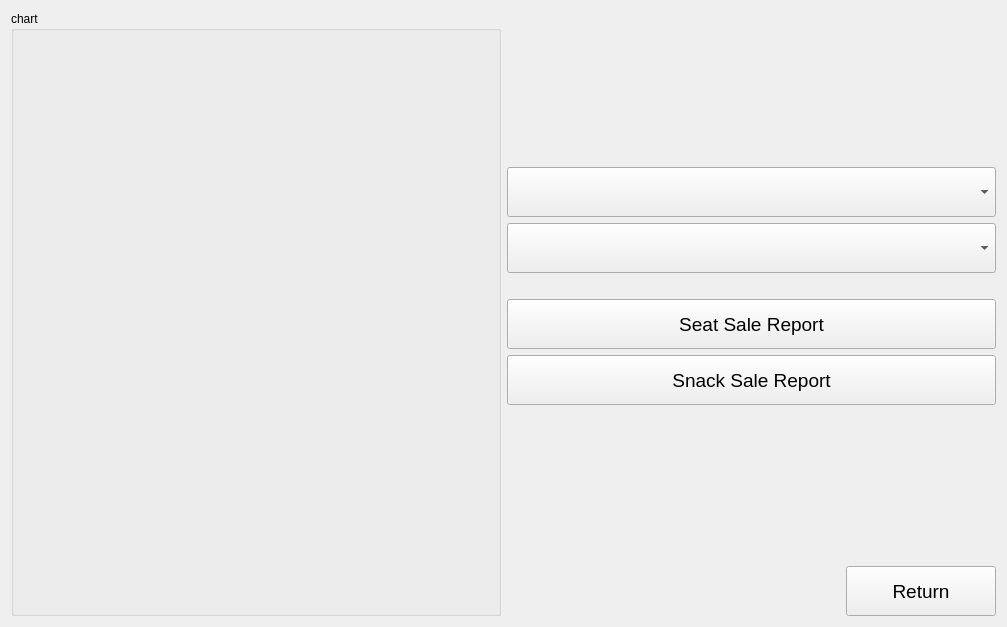
JustKoshi/QTCinemaProject, file ReportPage.ui: the form before one commit.
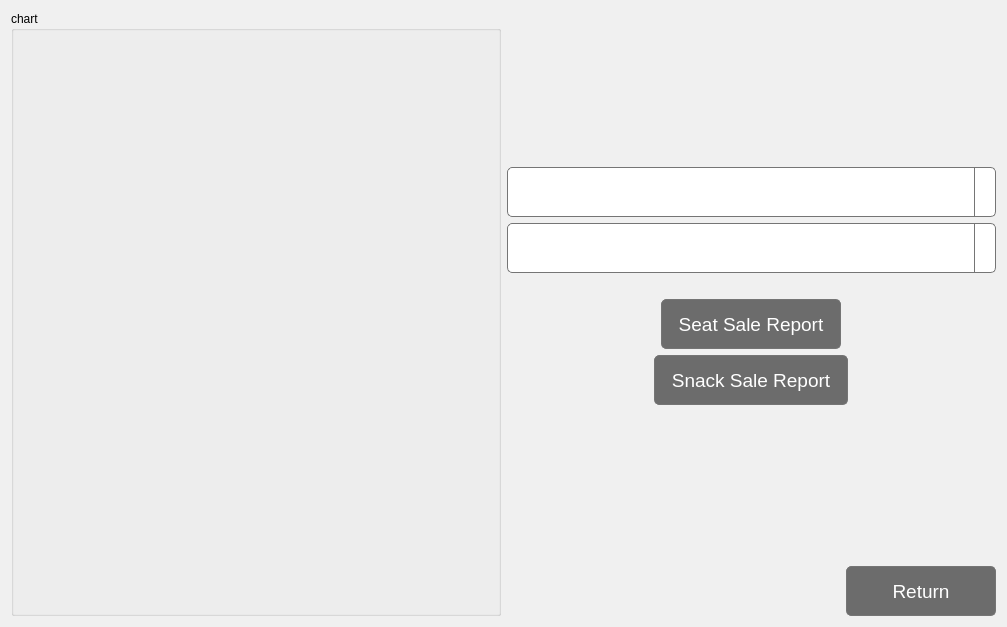
The form after the commit. Icons and pictures are not drawn.

What changed in the file:
```diff
--- a/ReportPage.ui
+++ b/ReportPage.ui
@@ -13,6 +13,11 @@
   <property name="windowTitle">
    <string>Report Page</string>
   </property>
+  <property name="styleSheet">
+   <string notr="true">QMainWindow{
+background-color: #f0f0f0;
+}</string>
+  </property>
   <widget class="QWidget" name="centralWidget">
    <layout class="QHBoxLayout" name="horizontalLayout">
     <item>
@@ -46,6 +51,24 @@
           <height>50</height>
          </size>
         </property>
+        <property name="styleSheet">
+         <string notr="true">QComboBox {
+    background-color: white;
+    border: 1px solid #757575; 
+    border-radius: 5px;
+    padding: 5px;
+}
+
+QComboBox::drop-down {
+    subcontrol-origin: padding;
+    subcontrol-position: top right;
+    width: 20px;
+    border-left: 1px solid #757575; 
+}
+QComboBox::down-arrow {
+    image: url('down-arrow.png'); 
+}</string>
+        </property>
        </widget>
       </item>
       <item>
@@ -56,6 +79,24 @@
           <height>50</height>
          </size>
         </property>
+        <property name="styleSheet">
+         <string notr="true">QComboBox {
+    background-color: white;
+    border: 1px solid #757575; 
+    border-radius: 5px;
+    padding: 5px;
+}
+
+QComboBox::drop-down {
+    subcontrol-origin: padding;
+    subcontrol-position: top right;
+    width: 20px;
+    border-left: 1px solid #757575; 
+}
+QComboBox::down-arrow {
+    image: url('down-arrow.png'); 
+}</string>
+        </property>
        </widget>
       </item>
       <item>
@@ -74,7 +115,7 @@
         </property>
        </spacer>
       </item>
-      <item>
+      <item alignment="Qt::AlignHCenter">
        <widget class="QPushButton" name="pushButton_seat_sales">
         <property name="minimumSize">
          <size>
@@ -87,12 +128,29 @@
           <pointsize>14</pointsize>
          </font>
         </property>
+        <property name="styleSheet">
+         <string notr="true">QPushButton {
+    background-color: #6c6c6c;
+    color: white;
+    border: 1px solid #757575; 
+    border-radius: 5px;
+    padding: 8px 16px;
+}
+
+QPushButton:hover {
+    background-color: #808080; 
+}
+
+QPushButton:pressed {
+    background-color: #595959;
+}</string>
+        </property>
         <property name="text">
          <string>Seat Sale Report</string>
         </property>
        </widget>
       </item>
-      <item>
+      <item alignment="Qt::AlignHCenter">
        <widget class="QPushButton" name="pushButton_snack_sales">
         <property name="minimumSize">
          <size>
@@ -105,6 +163,23 @@
           <pointsize>14</pointsize>
          </font>
         </property>
+        <property name="styleSheet">
+         <string notr="true">QPushButton {
+    background-color: #6c6c6c;
+    color: white;
+    border: 1px solid #757575; 
+    border-radius: 5px;
+    padding: 8px 16px;
+}
+
+QPushButton:hover {
+    background-color: #808080; 
+}
+
+QPushButton:pressed {
+    background-color: #595959;
+}</string>
+        </property>
         <property name="text">
          <string>Snack Sale Report</string>
         </property>
@@ -139,6 +214,23 @@
           <pointsize>14</pointsize>
          </font>
         </property>
+        <property name="styleSheet">
+         <string notr="true">QPushButton {
+    background-color: #6c6c6c;
+    color: white;
+    border: 1px solid #757575; 
+    border-radius: 5px;
+    padding: 8px 16px;
+}
+
+QPushButton:hover {
+    background-color: #808080; 
+}
+
+QPushButton:pressed {
+    background-color: #595959;
+}</string>
+        </property>
         <property name="text">
          <string>Return</string>
         </property>
```
